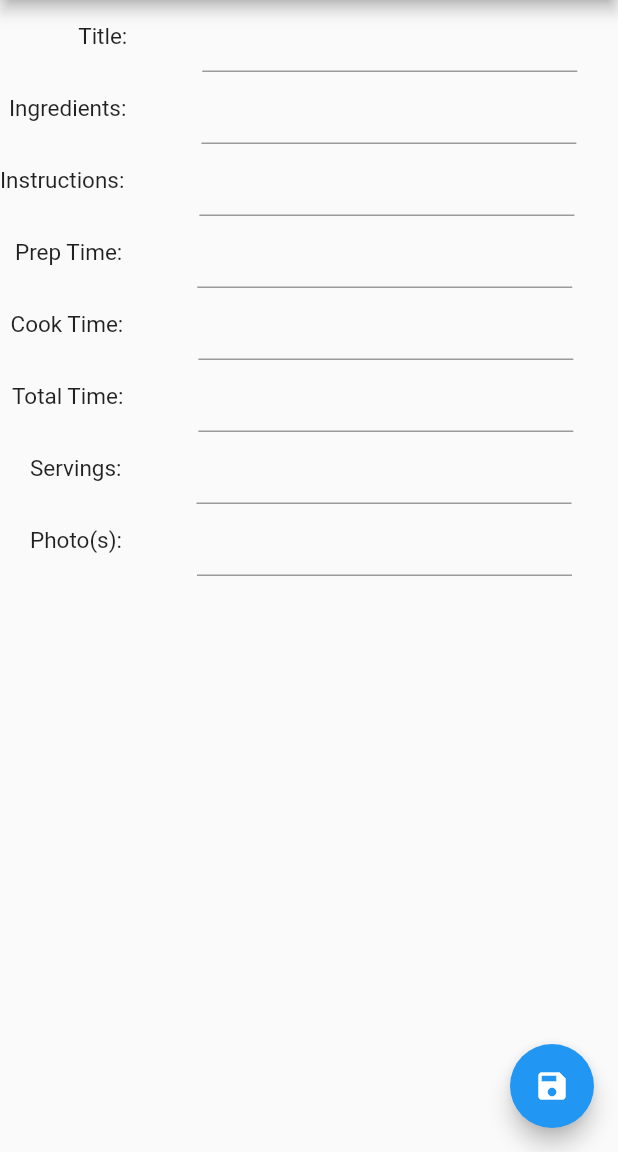
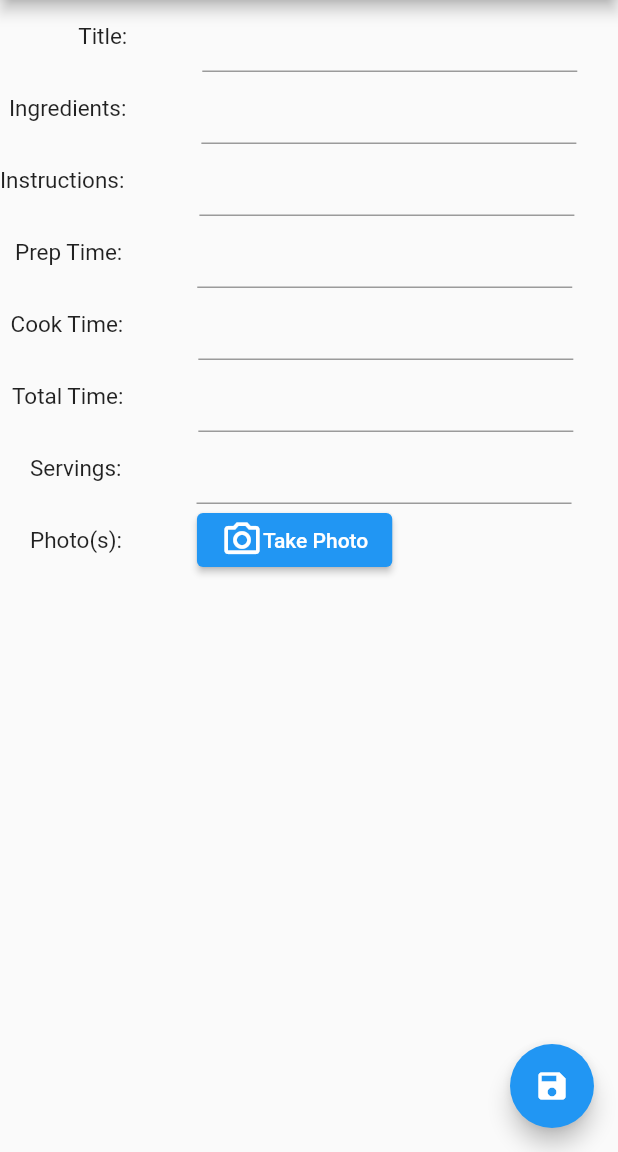
Before and after one commit to Puggymunch/mobile_devices_final, a Flutter app: the screen it shows after launch, after a tap on the "add" icon, on a phone screen of 412 x 824 dp, the part 84-1236 px from its top. Run offline on Flutter 3.47's test engine with Material 2 defaults, Android fonts, the phone set to English and light mode, and no system bars; our stand-ins replace camera, cloud_firestore, firebase_core, image_picker; accounts and stored records are empty.

Commit message:
cant get camera to appear

```diff
--- a/lib/addrecipe.dart
+++ b/lib/addrecipe.dart
@@ -4,6 +4,10 @@ import 'package:flutter/material.dart';
 import 'package:firebase_core/firebase_core.dart';
 import 'package:cloud_firestore/cloud_firestore.dart';
 import 'package:camera/camera.dart';
+import 'package:image_picker/image_picker.dart';
+import 'dart:io';
+
+import 'package:image_picker/image_picker.dart';
 
 List<CameraDescription> cameras = [];
 
@@ -23,6 +27,15 @@ class _AddRecipeState extends State<AddRecipe> {
   var cooktimeController = TextEditingController();
   var totaltimeController = TextEditingController();
   var servingsController = TextEditingController();
+  late CameraController _controller;
+  late Future<void> _initializeControllerFuture;
+
+  @override
+  void dispose() {
+    // Dispose of the controller when the widget is disposed.
+    _controller.dispose();
+    super.dispose();
+  }
 
   @override
   Widget build(BuildContext context) {
@@ -180,13 +193,32 @@ class _AddRecipeState extends State<AddRecipe> {
               SizedBox(
                 width: 50,
               ),
-              Container(
-                  width: 250,
-                  child: TextField(
-                      //controller: ingredientsController,
-                      decoration: InputDecoration(
-                    border: UnderlineInputBorder(),
-                  ))),
+              ElevatedButton(
+                child: Row(children: [
+                  Icon(Icons.camera_alt_outlined, size: 28),
+                  Text("Take Photo")
+                ]),
+                onPressed: () {
+                  setState(() {
+                    _controller = CameraController(
+                        cameras.first, ResolutionPreset.medium);
+                    _initializeControllerFuture = _controller.initialize();
+
+                    FutureBuilder<void>(
+                        future: _initializeControllerFuture,
+                        builder: (context, snapshot) {
+                          if (snapshot.connectionState ==
+                              ConnectionState.done) {
+                            return CameraPreview(_controller);
+                          } else {
+                            return Center(
+                              child: CircularProgressIndicator(),
+                            );
+                          }
+                        });
+                  });
+                },
+              ),
             ],
           ),
         ],
--- a/lib/main.dart
+++ b/lib/main.dart
@@ -1,11 +1,14 @@
 import 'package:flutter/material.dart';
 import 'package:firebase_core/firebase_core.dart';
 import 'package:cloud_firestore/cloud_firestore.dart';
+import 'package:camera/camera.dart';
 import 'addrecipe.dart';
 
 void main() async {
   WidgetsFlutterBinding.ensureInitialized();
   await Firebase.initializeApp();
+  WidgetsFlutterBinding.ensureInitialized();
+  cameras = await availableCameras();
   runApp(const MyApp());
 }
 
@@ -21,7 +24,7 @@ class MyApp extends StatelessWidget {
       ),
       home: const StreamBuilderWidget(title: 'Sample Recipe Home Page'),
       routes: {
-        '/addrecipe': (context) => AddRecipe(),
+        '/addrecipe': (context) => const AddRecipe(),
       },
     );
   }
--- a/pubspec.yaml
+++ b/pubspec.yaml
@@ -37,6 +37,9 @@ dependencies:
   firebase_core:
   cloud_firestore:
   camera:
+  path_provider:
+  path:
+  image_picker: ^0.8.1+3
 
 dev_dependencies:
   flutter_test:
```
Also changed, not shown: pubspec.lock.
